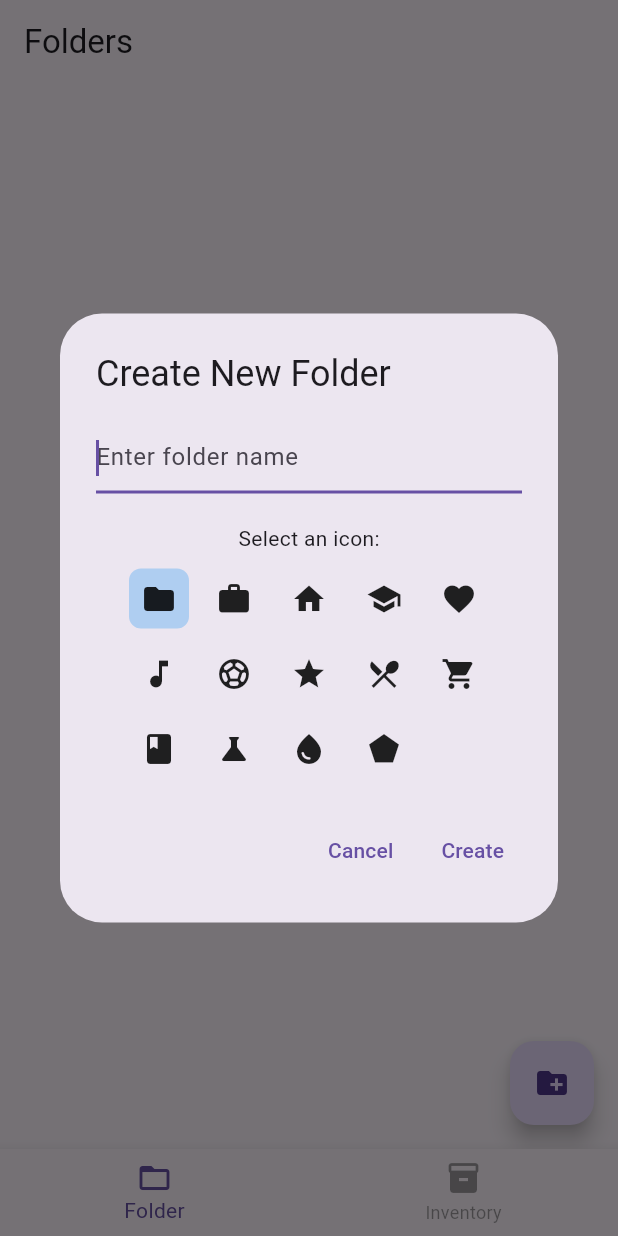
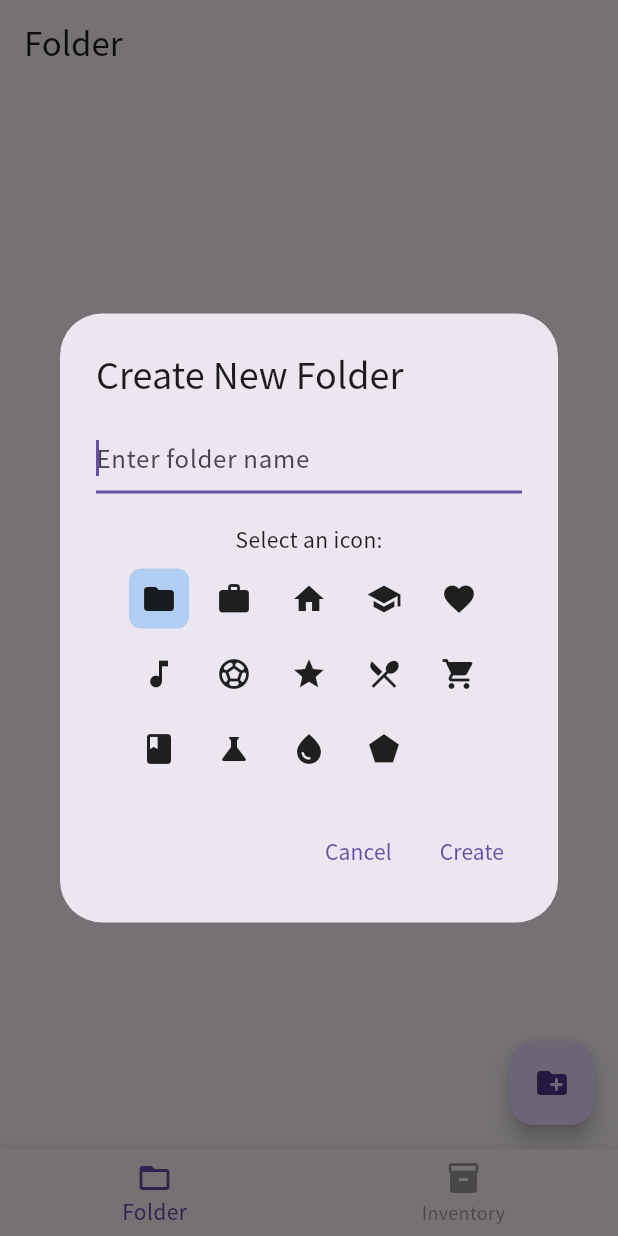
Before and after one commit to itc-s22020/Flutter-Inventory, a Flutter app: the screen it shows after launch, after a tap on the "create new folder" icon, on a phone screen of 412 x 824 dp. Run offline on Flutter 3.47's test engine with Material 3 defaults, Android fonts, the phone set to English and light mode, and no system bars; our stand-ins replace get, sembast, sembast_web, shared_preferences.

Commit message:
日本語の文字化けを修正

```diff
--- a/lib/getx/navigation.dart
+++ b/lib/getx/navigation.dart
@@ -4,6 +4,6 @@ import 'package:inventory/page/home.dart';
 
 void toHome() => Get.offAll(() => const HomePage(initialIndex: 0));
 void toAddInventory() => Get.to(() => const AddInventoryPage());
+void toBack() => Get.back();
 void toInventory() => Get.offAll(() => const HomePage(initialIndex: 1), transition: Transition.noTransition,duration: const Duration(milliseconds: 200));
 void toFolder() => Get.offAll(() => const HomePage(initialIndex: 0), transition: Transition.cupertino,duration: const Duration(milliseconds: 200));
-void toBack() => Get.back();
--- a/lib/main.dart
+++ b/lib/main.dart
@@ -7,9 +7,10 @@ void main() async {
   WidgetsFlutterBinding.ensureInitialized();
   await DatabaseService().init();
 
-  runApp(const GetMaterialApp(
+  runApp( GetMaterialApp(
     title: "Inventory",
-    home: HomePage(initialIndex: 0),
+    theme: ThemeData(fontFamily: 'NotoSansJP'),
+    home: const HomePage(initialIndex: 0),
     initialRoute: "/",
   ));
 }
--- a/lib/page/folder.dart
+++ b/lib/page/folder.dart
@@ -121,7 +121,7 @@ class FolderPage extends StatelessWidget {
   Widget build(BuildContext context) {
     return Scaffold(
       appBar: AppBar(
-        title: const Text('Folders'),
+        title: const Text('Folder'),
       ),
       body: ValueListenableBuilder<int>(
         valueListenable: _notifier,
```
Also changed, not shown: pubspec.yaml (+8 -1 lines), pubspec.lock, 2 other files.
